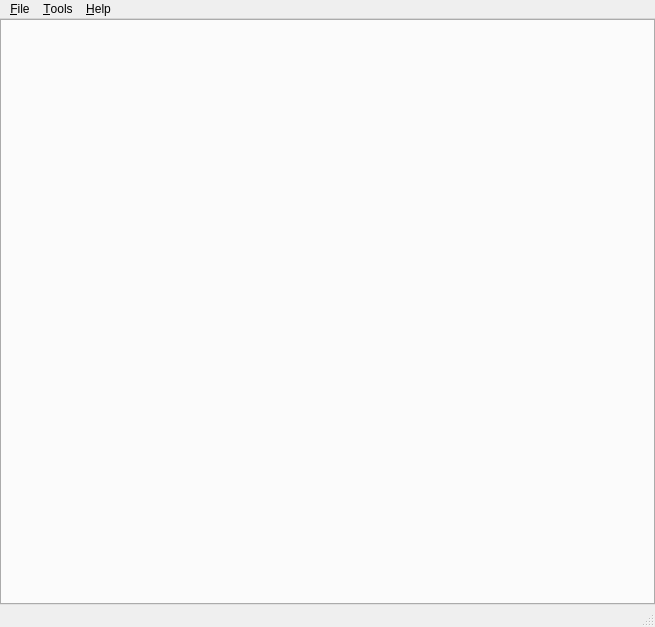
fougue/mayo, file src/mainwindow.ui: the form before one commit.
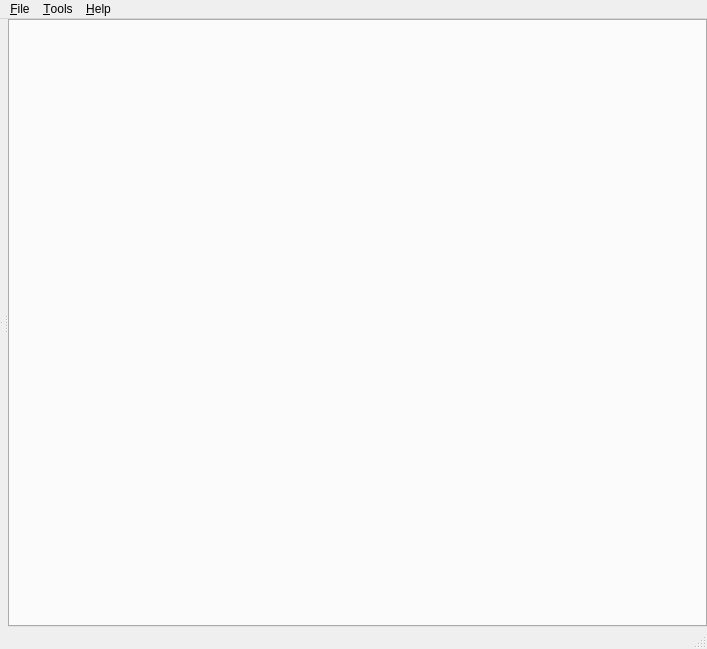
The form after the commit. Icons and pictures are not drawn. Custom widgets are drawn as their Qt base class.

Commit message: New document/view architecture(based on properties)

```diff
--- a/src/mainwindow.ui
+++ b/src/mainwindow.ui
@@ -6,8 +6,8 @@
    <rect>
     <x>0</x>
     <y>0</y>
-    <width>655</width>
-    <height>627</height>
+    <width>707</width>
+    <height>649</height>
    </rect>
   </property>
   <property name="windowTitle">
@@ -28,13 +28,31 @@
      <number>0</number>
     </property>
     <item>
-     <widget class="QTabWidget" name="tab_Documents">
-      <property name="currentIndex">
-       <number>-1</number>
+     <widget class="QSplitter" name="splitter_2">
+      <property name="orientation">
+       <enum>Qt::Horizontal</enum>
       </property>
-      <property name="tabsClosable">
-       <bool>true</bool>
-      </property>
+      <widget class="QSplitter" name="splitter">
+       <property name="orientation">
+        <enum>Qt::Vertical</enum>
+       </property>
+       <widget class="ApplicationTreeWidget" name="widget_ApplicationTree" native="true"/>
+       <widget class="DocumentItemPropsWidget" name="widget_DocumentProps" native="true"/>
+      </widget>
+      <widget class="QTabWidget" name="tab_GuiDocuments">
+       <property name="sizePolicy">
+        <sizepolicy hsizetype="Expanding" vsizetype="Expanding">
+         <horstretch>2</horstretch>
+         <verstretch>0</verstretch>
+        </sizepolicy>
+       </property>
+       <property name="currentIndex">
+        <number>-1</number>
+       </property>
+       <property name="tabsClosable">
+        <bool>true</bool>
+       </property>
+      </widget>
      </widget>
     </item>
    </layout>
@@ -44,7 +62,7 @@
     <rect>
      <x>0</x>
      <y>0</y>
-     <width>655</width>
+     <width>707</width>
      <height>21</height>
     </rect>
    </property>
@@ -126,6 +144,20 @@
   </action>
  </widget>
  <layoutdefault spacing="6" margin="11"/>
+ <customwidgets>
+  <customwidget>
+   <class>ApplicationTreeWidget</class>
+   <extends>QWidget</extends>
+   <header>application_tree_widget.h</header>
+   <container>1</container>
+  </customwidget>
+  <customwidget>
+   <class>DocumentItemPropsWidget</class>
+   <extends>QWidget</extends>
+   <header>document_item_props_widget.h</header>
+   <container>1</container>
+  </customwidget>
+ </customwidgets>
  <resources>
   <include location="../mayo.qrc"/>
  </resources>
```
The commit also changes 49 other files.
